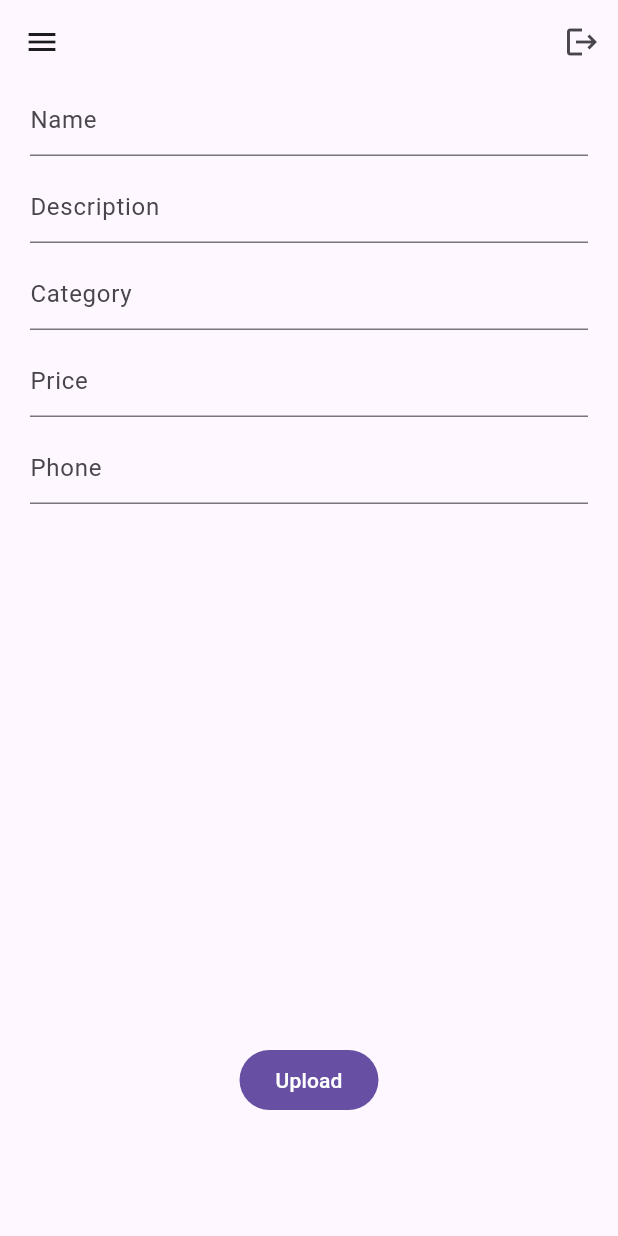
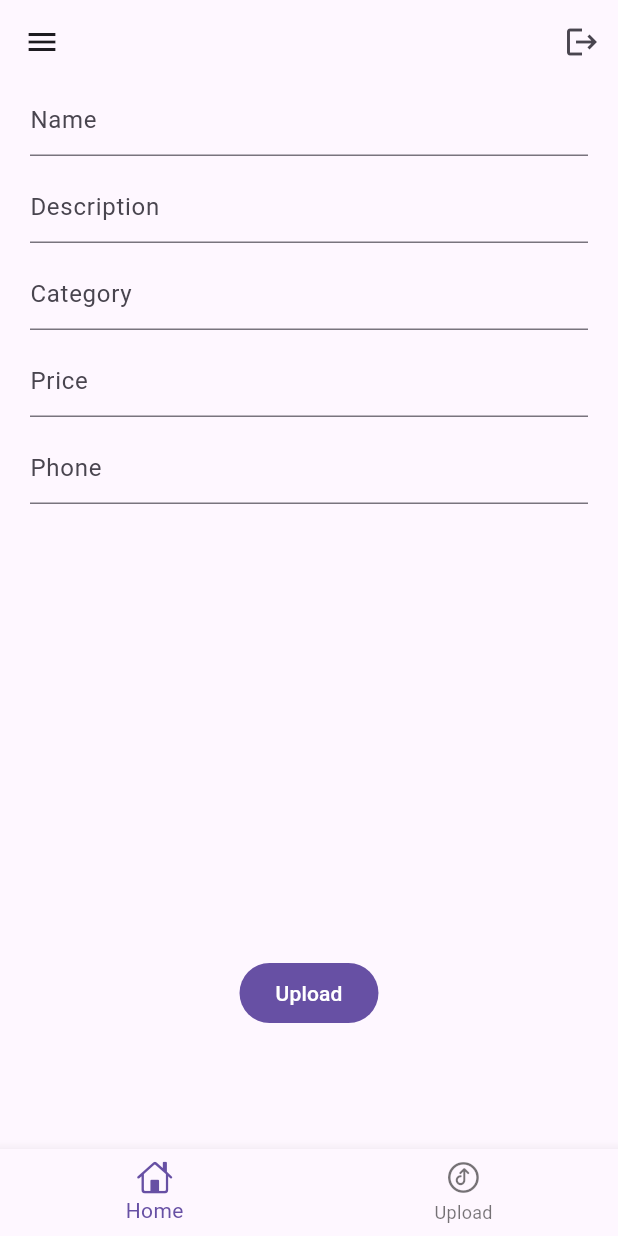
Before and after one commit to Nasibali144/announcement, a Flutter app: the screen it shows once a user with an empty profile is signed in, swiped to page 2, on a phone screen of 412 x 824 dp. Run offline on Flutter 3.47's test engine with Material 2 defaults, Android fonts, the phone set to English and light mode, and no system bars; our stand-ins replace firebase_auth, firebase_core, firebase_database, flutter_bloc, freezed_annotation, get_it; accounts and stored records are empty; generated files the repository leaves out were written again.

Commit message:
3 - commit: bug fix

```diff
--- a/lib/presentation/screens/main_screen.dart
+++ b/lib/presentation/screens/main_screen.dart
@@ -1,15 +1,17 @@
 import 'package:announcement/core/routes.dart';
 import 'package:announcement/core/service_locator.dart';
 import 'package:announcement/core/utils.dart';
+import 'package:announcement/presentation/blocs/announcement/announcement_bloc.dart';
 import 'package:announcement/presentation/blocs/auth/auth_bloc.dart';
 import 'package:announcement/presentation/screens/home_screen.dart';
 import 'package:announcement/presentation/screens/upload_screen.dart';
+import 'package:flutter/cupertino.dart';
 import 'package:flutter/material.dart';
 import 'package:flutter_bloc/flutter_bloc.dart';
 
 class MainScreen extends StatelessWidget {
   MainScreen({Key? key}) : super(key: key);
-
+  final PageController screenController = PageController();
   final bloc = locator.get<AuthBloc>();
 
   @override
@@ -47,11 +49,16 @@ class MainScreen extends StatelessWidget {
             ),
           ],
         ),
-        body: PageView(
-          children: [
-            HomeScreen(),
-            UploadScreen(),
-          ],
+        body: BlocProvider<AnnouncementBloc>(
+          create: (context) => locator<AnnouncementBloc>(),
+          child: PageView(
+            controller: screenController,
+            physics: const NeverScrollableScrollPhysics(),
+            children: [
+              HomeScreen(),
+              UploadScreen(screenController: screenController,),
+            ],
+          ),
         ),
         drawer: Drawer(
           child: Column(
@@ -80,6 +87,15 @@ class MainScreen extends StatelessWidget {
             ],
           ),
         ),
+        bottomNavigationBar: BottomNavigationBar(
+          onTap: (page) => screenController.jumpToPage(page),
+          items: const [
+            BottomNavigationBarItem(
+                icon: Icon(CupertinoIcons.home), label: "Home"),
+            BottomNavigationBarItem(
+                icon: Icon(CupertinoIcons.upload_circle), label: "Upload"),
+          ],
+        ),
       ),
     );
   }
--- a/lib/presentation/screens/upload_screen.dart
+++ b/lib/presentation/screens/upload_screen.dart
@@ -1,4 +1,3 @@
-import 'package:announcement/core/service_locator.dart';
 import 'package:announcement/core/utils.dart';
 import 'package:announcement/domain/models/category_model.dart';
 import 'package:announcement/presentation/blocs/announcement/announcement_bloc.dart';
@@ -6,26 +5,41 @@ import 'package:flutter/material.dart';
 import 'package:flutter_bloc/flutter_bloc.dart';
 
 class UploadScreen extends StatelessWidget {
-  UploadScreen({Key? key}) : super(key: key);
+  final PageController screenController;
+  UploadScreen({Key? key, required this.screenController}) : super(key: key);
+
   final TextEditingController nameController = TextEditingController();
   final TextEditingController descController = TextEditingController();
   final TextEditingController categoryController = TextEditingController();
   final TextEditingController priceController = TextEditingController();
   final TextEditingController phoneController = TextEditingController();
 
-  final bloc = locator.get<AnnouncementBloc>();
 
   @override
   Widget build(BuildContext context) {
     return BlocListener<AnnouncementBloc, AnnouncementState>(
-      bloc: bloc,
+      bloc: context.read<AnnouncementBloc>(),
       listener: (context, state) {
         if(state is AnnouncementLoading) {
           print("Loading...");
         }
 
         if(state is AnnouncementUploadSuccess) {
+          /// show message for user
           Util.msg(context, "Successfully uploaded!");
+
+          /// clear text field for write next announcement
+          nameController.clear();
+          descController.clear();
+          categoryController.clear();
+          priceController.clear();
+          phoneController.clear();
+
+          /// navigate home work completed
+          screenController.jumpToPage(0);
+
+          /// update data
+          context.read<AnnouncementBloc>().add(const GetAllDataEvent());
         }
 
         if(state is AnnouncementFailure) {
@@ -60,7 +74,7 @@ class UploadScreen extends StatelessWidget {
               const Spacer(),
               FilledButton(
                 onPressed: () {
-                  bloc.add(UploadEvent(
+                  context.read<AnnouncementBloc>().add(UploadEvent(
                     name: nameController.text.trim(),
                     decs: descController.text.trim(),
                     phone: phoneController.text.trim(),
```
Also changed, not shown: lib/presentation/screens/home_screen.dart (+2 -5 lines).
